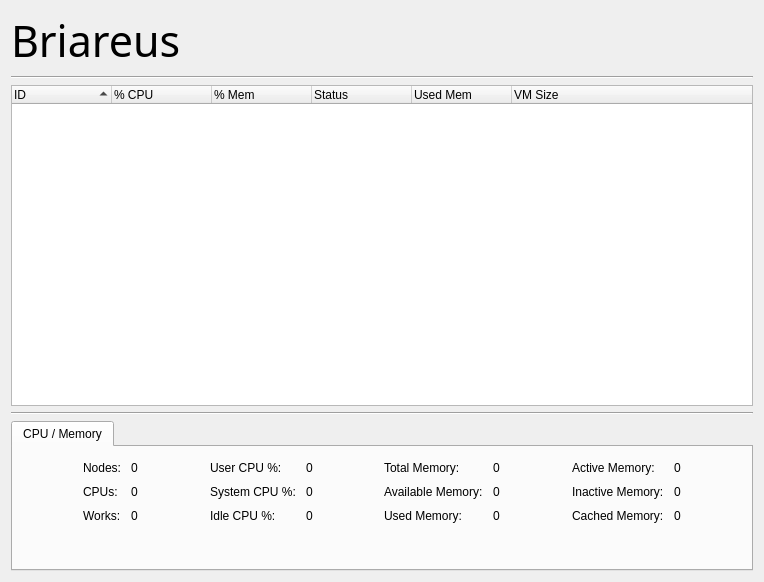
Old version of the form bin/gmon.ui in the repository Tefx/Briareus.
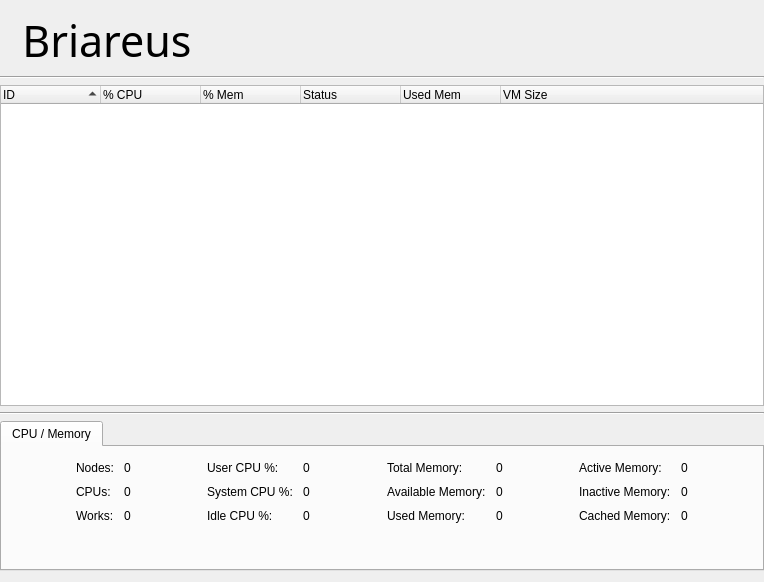
New version of the form.

The edit to the form file:
```diff
--- a/bin/gmon.ui
+++ b/bin/gmon.ui
@@ -14,6 +14,12 @@
    <string>Briareus</string>
   </property>
   <layout class="QVBoxLayout" name="verticalLayout">
+   <property name="leftMargin">
+    <number>0</number>
+   </property>
+   <property name="rightMargin">
+    <number>0</number>
+   </property>
    <item>
     <widget class="QLabel" name="label">
      <property name="sizePolicy">
@@ -29,7 +35,10 @@
       </font>
      </property>
      <property name="text">
-      <string>Briareus</string>
+      <string>  Briareus</string>
+     </property>
+     <property name="margin">
+      <number>0</number>
      </property>
     </widget>
    </item>
```
